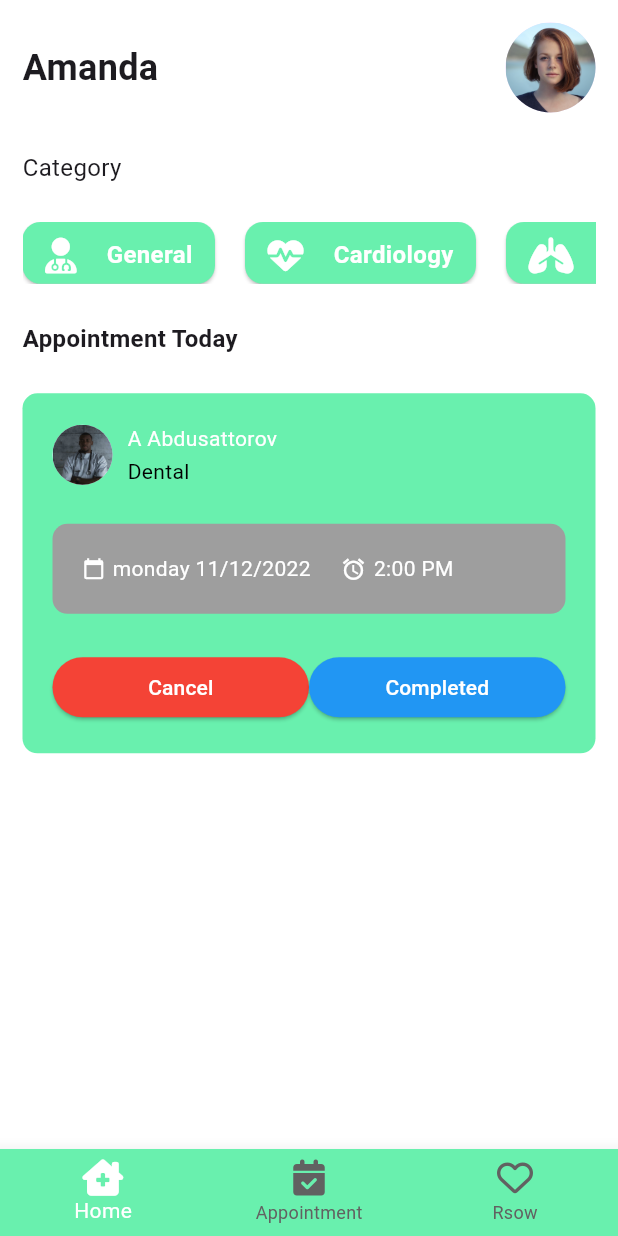
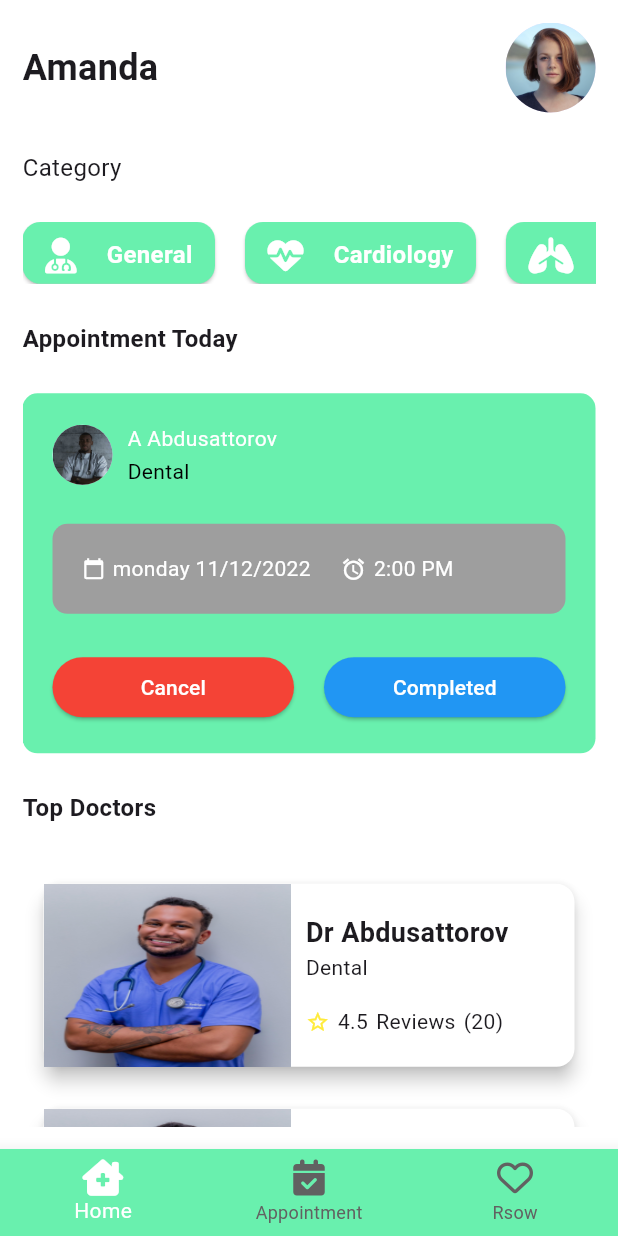
Before and after one commit to InvestUz/doctor_app, a Flutter app: the screen it shows after launch, after a tap on "Login", on a phone screen of 412 x 824 dp. Run offline on Flutter 3.47's test engine with Material 3 defaults, Android fonts, the phone set to English and light mode, and no system bars; our stand-ins replace font_awesome_flutter.

Commit message:
top doctors has been fetched to the home page

```diff
--- a/lib/components/appointment_card.dart
+++ b/lib/components/appointment_card.dart
@@ -72,6 +72,9 @@ class _AppointmentCardState extends State<AppointmentCard> {
                       ),
                     ),
                   ),
+                  const SizedBox(
+                    width: 20,
+                  ),
                   Expanded(
                     child: ElevatedButton(
                       onPressed: () {},
--- /dev/null
+++ b/lib/components/doctor_card.dart
@@ -0,0 +1,91 @@
+import 'package:doctor_app/utils/config.dart';
+import 'package:flutter/material.dart';
+
+class DoctorCard extends StatefulWidget {
+  const DoctorCard({super.key});
+
+  @override
+  State<DoctorCard> createState() => _DoctorCardState();
+}
+
+class _DoctorCardState extends State<DoctorCard> {
+  @override
+  Widget build(BuildContext context) {
+    Config().init(context);
+    return Container(
+      padding: const EdgeInsets.symmetric(
+        horizontal: 10,
+        vertical: 10,
+      ),
+      height: 150,
+      child: GestureDetector(
+        child: Card(
+          elevation: 5,
+          color: Colors.white,
+          child: Row(
+            children: [
+              SizedBox(
+                width: Config.widthSize * 0.20,
+                child: Image.asset(
+                  'assets/doctor_2.jpg',
+                  fit: BoxFit.fill,
+                ),
+              ),
+              const Flexible(
+                  child: Padding(
+                padding: EdgeInsets.symmetric(horizontal: 10, vertical: 20),
+                child: Column(
+                  crossAxisAlignment: CrossAxisAlignment.start,
+                  children: <Widget>[
+                    Text(
+                      'Dr Abdusattorov',
+                      style: TextStyle(
+                        fontSize: 18,
+                        fontWeight: FontWeight.bold,
+                      ),
+                    ),
+                    Text(
+                      'Dental',
+                      style: TextStyle(
+                        fontSize: 14,
+                        fontWeight: FontWeight.normal,
+                      ),
+                    ),
+                    Spacer(),
+                    Row(
+                      mainAxisAlignment: MainAxisAlignment.start,
+                      children: <Widget>[
+                        Icon(
+                          Icons.star_border,
+                          color: Colors.yellow,
+                          size: 16,
+                        ),
+                        Spacer(
+                          flex: 1,
+                        ),
+                        Text('4.5'),
+                        Spacer(
+                          flex: 1,
+                        ),
+                        Text('Reviews'),
+                        Spacer(
+                          flex: 1,
+                        ),
+                        Text('(20)'),
+                        Spacer(
+                          flex: 7,
+                        ),
+                      ],
+                    )
+                  ],
+                ),
+              ))
+            ],
+
+          ),
+        ),
+        onTap: (){}, //redirect to doctor show
+      ),
+    );
+  }
+}
--- a/lib/screens/home_page.dart
+++ b/lib/screens/home_page.dart
@@ -1,4 +1,5 @@
 import 'package:doctor_app/components/appointment_card.dart';
+import 'package:doctor_app/components/doctor_card.dart';
 import 'package:doctor_app/utils/config.dart';
 import 'package:flutter/material.dart';
 import 'package:font_awesome_flutter/font_awesome_flutter.dart';
@@ -31,6 +32,7 @@ class HomePageState extends State<HomePage> {
           vertical: 15,
         ),
         child: SafeArea(
+          child: SingleChildScrollView(
             child: Column(
               mainAxisAlignment: MainAxisAlignment.start,
               crossAxisAlignment: CrossAxisAlignment.start,
@@ -106,8 +108,24 @@ class HomePageState extends State<HomePage> {
                   ),
                 ),
                 Config.spaceSmall,
-              const AppointmentCard()
+                const AppointmentCard(),
+                Config.spaceSmall,
+                const Text(
+                  'Top Doctors',
+                  style: TextStyle(
+                    fontSize: 16,
+                    fontWeight: FontWeight.bold,
+                  ),
+                ),
+                Config.spaceSmall,
+                // list of top doctors
+                Column(
+                  children: List.generate(10, (index) {
+                    return const DoctorCard();
+                  }),
+                )
               ],
+            ),
           ),
         ),
       ),
```
Lines whose indentation alone changed are shown as unchanged.
